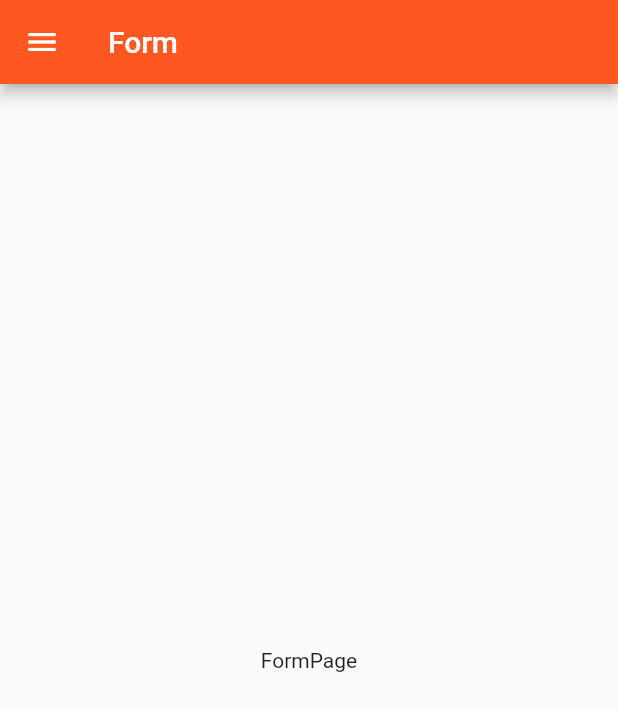
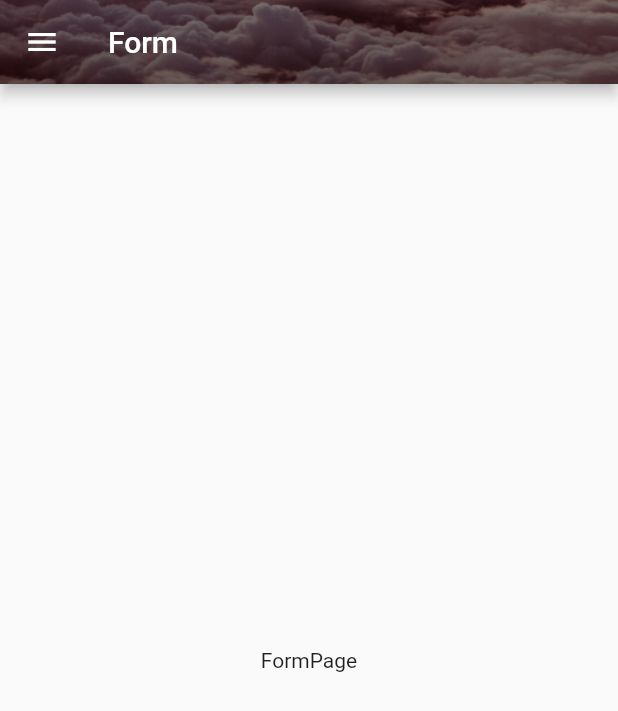
Before and after one commit to MFFoX/layout_samples, a Flutter app: the FormPage screen opened directly, on a phone screen of 412 x 824 dp. Shown: the top 711 px of the screen. Run offline on Flutter 3.47's test engine with Material 2 defaults, Android fonts, the phone set to English and light mode, and no system bars.

Commit message:
move abbBar into reusable widget and use it in pages

```diff
--- a/lib/pages/form.dart
+++ b/lib/pages/form.dart
@@ -1,5 +1,6 @@
 import 'package:flutter/material.dart';
 import 'package:flutter/widgets.dart';
+import 'package:layout_samples/widgets/app-bar.dart';
 import 'package:layout_samples/widgets/drawer.dart';
 
 class FormPage extends StatelessWidget {
@@ -8,9 +9,7 @@ class FormPage extends StatelessWidget {
   @override
   Widget build(BuildContext context) {
     return new Scaffold(
-        appBar: AppBar(
-          title: Text("Form"),
-        ),
+        appBar: appBar("Form"),
         drawer: AppDrawer(),
         body: Center(child: Text("FormPage")));
   }
--- a/lib/pages/tabbed-list-page.dart
+++ b/lib/pages/tabbed-list-page.dart
@@ -1,5 +1,6 @@
 import 'package:flutter/material.dart';
 import 'package:flutter/widgets.dart';
+import 'package:layout_samples/widgets/app-bar.dart';
 import 'package:layout_samples/widgets/drawer.dart';
 
 class TabbedListPage extends StatelessWidget {
@@ -8,9 +9,7 @@ class TabbedListPage extends StatelessWidget {
   @override
   Widget build(BuildContext context) {
     return new Scaffold(
-        appBar: AppBar(
-          title: Text("Tabbed List"),
-        ),
+        appBar: appBar("Tabbed List"),
         drawer: AppDrawer(),
         body: Center(child: Text("TabbedListPage")));
   }
--- /dev/null
+++ b/lib/widgets/app-bar.dart
@@ -0,0 +1,13 @@
+import 'package:flutter/cupertino.dart';
+import 'package:flutter/material.dart';
+
+PreferredSizeWidget appBar(String title) {
+  return AppBar(
+    title: Text(title),
+    flexibleSpace: Image(
+      image: AssetImage('assets/clouds.jpg'),
+      fit: BoxFit.cover,
+    ),
+    backgroundColor: Colors.transparent,
+  );
+}
```
